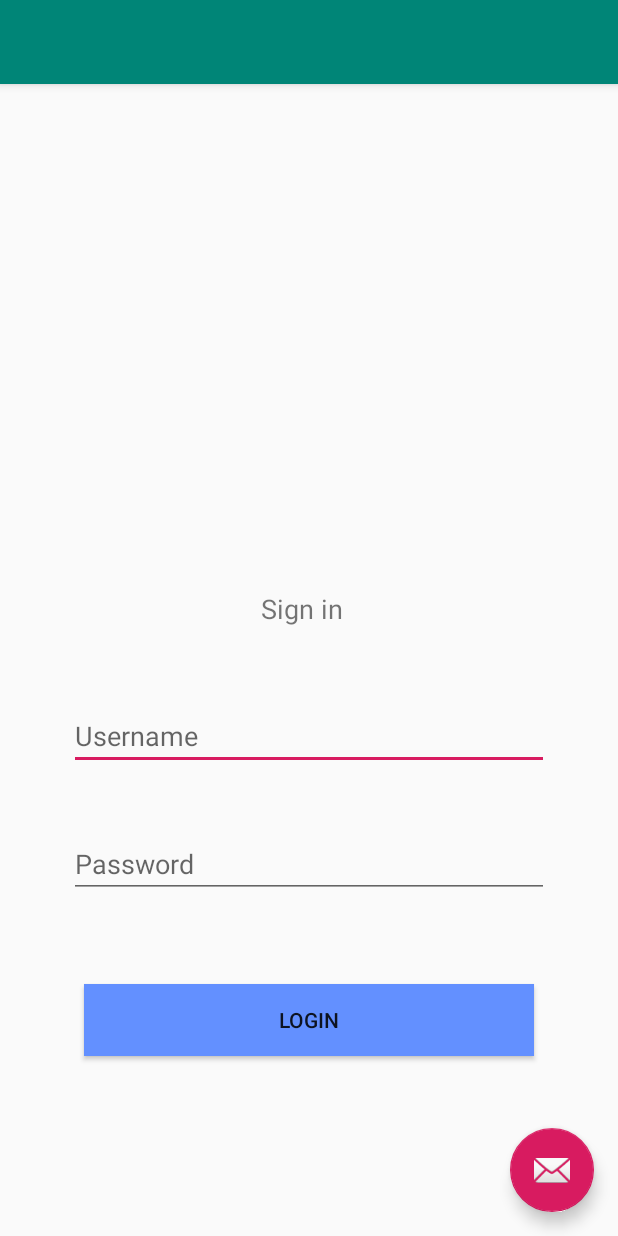
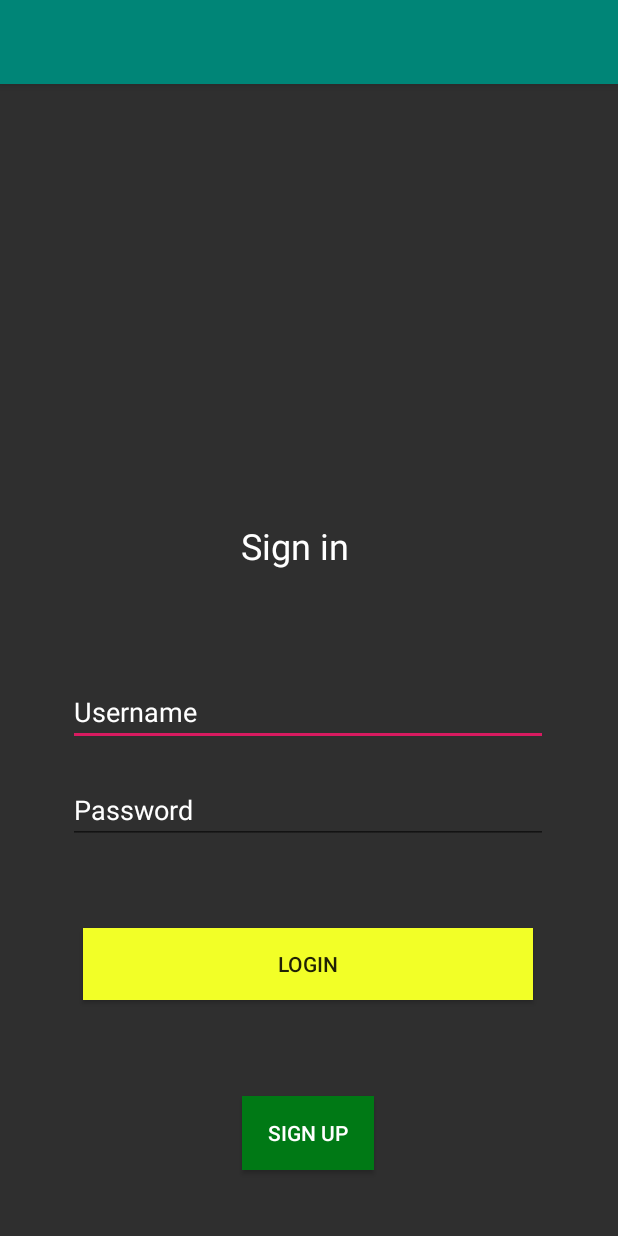
Before and after one commit to MuhiaKevin/IvaSkill.io, an Android app: the screen it shows after launch (MainActivity), on a phone screen of 412 x 824 dp. Run offline under Robolectric (Android 15) with nearby library versions, the phone set to English and light mode, and no system bars.

Commit message:
Redisgned the Interface for both Login and Sign up

```diff
--- a/app/src/main/AndroidManifest.xml
+++ b/app/src/main/AndroidManifest.xml
@@ -15,14 +15,16 @@
             android:theme="@style/AppTheme.NoActionBar">
             <intent-filter>
                 <action android:name="android.intent.action.MAIN" />
-
+                <action android:name="android.intent.action.VIEW" />
                 <category android:name="android.intent.category.LAUNCHER" />
             </intent-filter>
         </activity>
         <activity
             android:name=".Signup"
             android:label="@string/title_activity_signup"
-            android:theme="@style/AppTheme.NoActionBar"></activity>
+            android:theme="@style/AppTheme.NoActionBar">
+
+        </activity>
     </application>
 
 </manifest>
--- a/app/src/main/res/layout/activity_main.xml
+++ b/app/src/main/res/layout/activity_main.xml
@@ -22,12 +22,4 @@
 
     <include layout="@layout/content_main" />
 
-    <android.support.design.widget.FloatingActionButton
-        android:id="@+id/fab"
-        android:layout_width="wrap_content"
-        android:layout_height="wrap_content"
-        android:layout_gravity="bottom|end"
-        android:layout_margin="@dimen/fab_margin"
-        app:srcCompat="@android:drawable/ic_dialog_email" />
-
 </android.support.design.widget.CoordinatorLayout>
--- a/app/src/main/res/layout/content_main.xml
+++ b/app/src/main/res/layout/content_main.xml
@@ -4,6 +4,7 @@
     xmlns:tools="http://schemas.android.com/tools"
     android:layout_width="match_parent"
     android:layout_height="match_parent"
+    android:background="#2F2F2F"
     app:layout_behavior="@string/appbar_scrolling_view_behavior"
     tools:context=".MainActivity"
     tools:showIn="@layout/activity_main">
@@ -12,15 +13,17 @@
         android:id="@+id/textView2"
         android:layout_width="wrap_content"
         android:layout_height="wrap_content"
-        android:layout_marginStart="160dp"
-        android:layout_marginLeft="160dp"
-        android:layout_marginEnd="170dp"
-        android:layout_marginRight="170dp"
-        android:layout_marginBottom="50dp"
+        android:layout_marginStart="8dp"
+        android:layout_marginLeft="8dp"
+        android:layout_marginEnd="8dp"
+        android:layout_marginRight="8dp"
+        android:layout_marginBottom="72dp"
         android:text="Sign in"
-        android:textSize="18sp"
+        android:textColor="#FFFFFF"
+        android:textSize="24sp"
         app:layout_constraintBottom_toTopOf="@+id/textUsername"
         app:layout_constraintEnd_toEndOf="parent"
+        app:layout_constraintHorizontal_bias="0.472"
         app:layout_constraintStart_toStartOf="parent" />
 
     <EditText
@@ -31,13 +34,15 @@
         android:layout_marginLeft="22dp"
         android:layout_marginEnd="22dp"
         android:layout_marginRight="22dp"
-        android:layout_marginBottom="40dp"
+        android:layout_marginBottom="20dp"
         android:width="320dp"
         android:ems="10"
         android:hint="Username"
         android:inputType="textPersonName"
+        android:textColorHint="#FFFFFF"
         app:layout_constraintBottom_toTopOf="@+id/textPass"
         app:layout_constraintEnd_toEndOf="parent"
+        app:layout_constraintHorizontal_bias="0.489"
         app:layout_constraintStart_toStartOf="parent" />
 
     <EditText
@@ -48,13 +53,15 @@
         android:layout_marginLeft="22dp"
         android:layout_marginEnd="22dp"
         android:layout_marginRight="22dp"
-        android:layout_marginBottom="57dp"
+        android:layout_marginBottom="56dp"
         android:width="320dp"
         android:ems="10"
         android:hint="Password"
         android:inputType="textPassword"
+        android:textColorHint="#FFFFFF"
         app:layout_constraintBottom_toTopOf="@+id/buttonLogin"
         app:layout_constraintEnd_toEndOf="parent"
+        app:layout_constraintHorizontal_bias="0.489"
         app:layout_constraintStart_toStartOf="parent" />
 
     <Button
@@ -65,12 +72,30 @@
         android:layout_marginLeft="19dp"
         android:layout_marginEnd="19dp"
         android:layout_marginRight="19dp"
-        android:layout_marginBottom="120dp"
+        android:layout_marginBottom="64dp"
         android:width="300dp"
-        android:background="#6390FF"
+        android:background="#F2FF27"
         android:text="Login"
+        app:layout_constraintBottom_toTopOf="@+id/signupbutton"
+        app:layout_constraintEnd_toEndOf="parent"
+        app:layout_constraintHorizontal_bias="0.493"
+        app:layout_constraintStart_toStartOf="parent" />
+
+    <Button
+        android:id="@+id/signupbutton"
+        android:layout_width="wrap_content"
+        android:layout_height="49dp"
+        android:layout_marginStart="8dp"
+        android:layout_marginLeft="8dp"
+        android:layout_marginEnd="8dp"
+        android:layout_marginRight="8dp"
+        android:layout_marginBottom="44dp"
+        android:background="#007915"
+        android:text="Sign Up"
+        android:textColor="#FFFFFF"
         app:layout_constraintBottom_toBottomOf="parent"
         app:layout_constraintEnd_toEndOf="parent"
+        app:layout_constraintHorizontal_bias="0.498"
         app:layout_constraintStart_toStartOf="parent" />
 
 </android.support.constraint.ConstraintLayout>
```
Also changed, not shown: app/src/main/res/layout/activity_signup.xml (+0 -8 lines), app/src/main/res/layout/content_signup.xml (+23 -3 lines).
